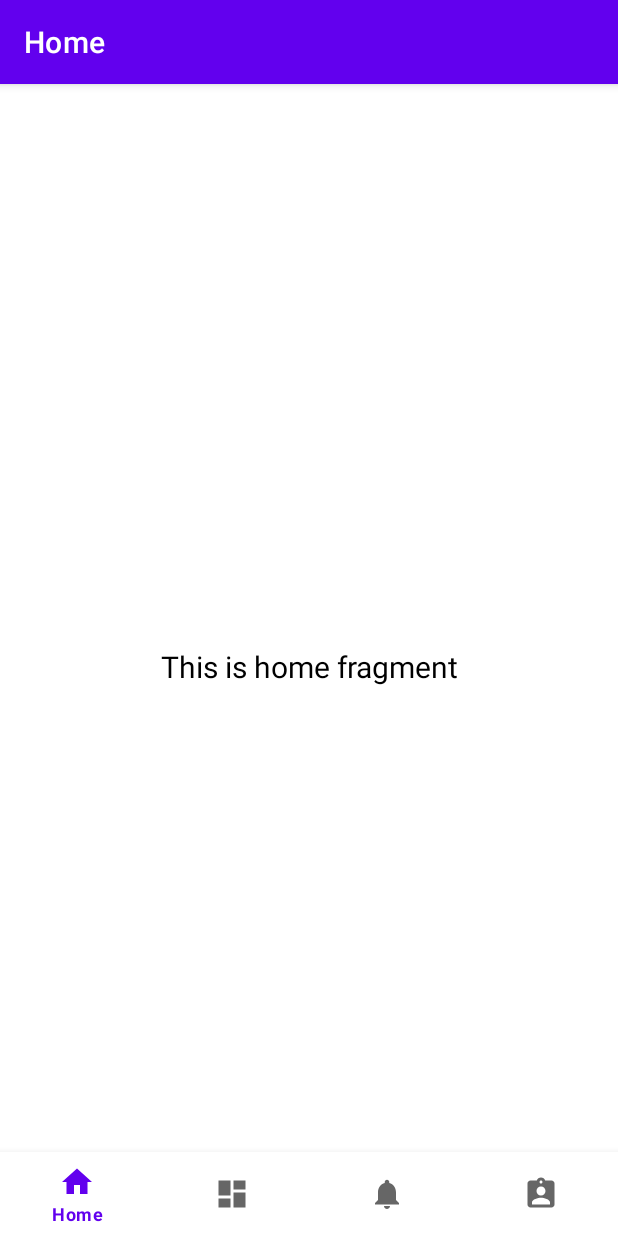
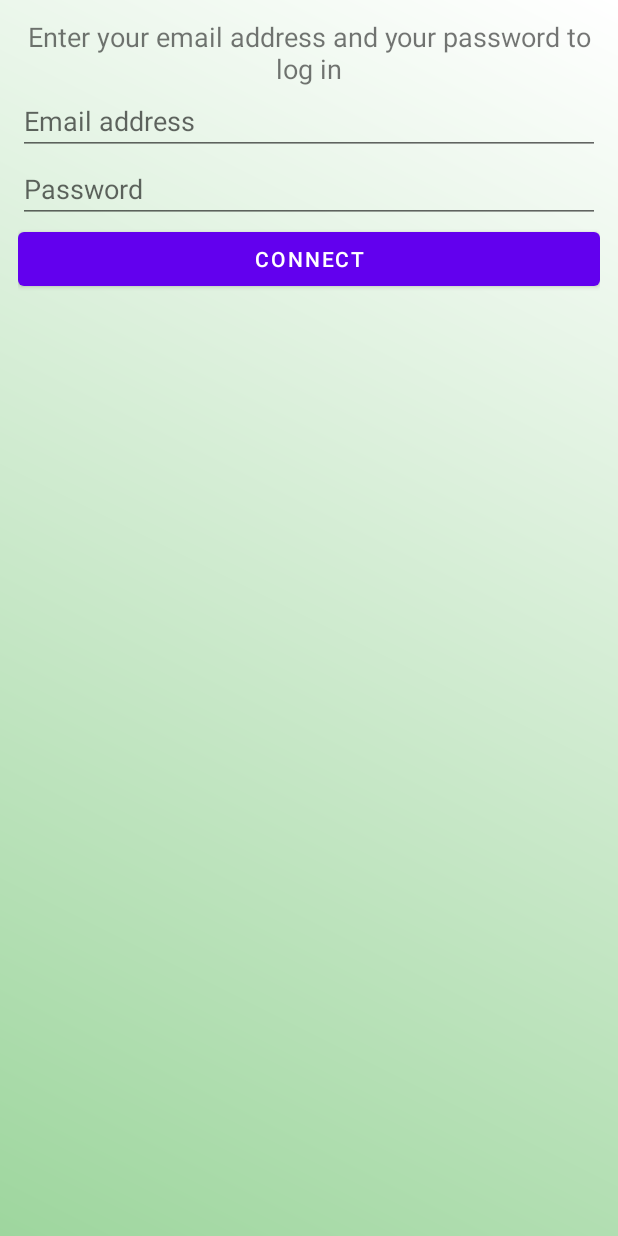
Before and after one commit to MaxenceJRY/WordPressUSTH, an Android app: the screen it shows after launch (MainActivity before the commit, Firstpage after it), after a tap on "CONTINUE WITH WORDPRESS.COM", on a phone screen of 412 x 824 dp. Run offline under Robolectric (Android 15) with nearby library versions, the phone set to English and light mode, and no system bars.

Commit message:
Add the connection

```diff
--- a/app/src/main/java/vn/edu/usth/wordpress25/Firstpage.java
+++ b/app/src/main/java/vn/edu/usth/wordpress25/Firstpage.java
@@ -5,6 +5,7 @@ import android.os.Bundle;
 
 import androidx.appcompat.app.AppCompatActivity;
 import androidx.fragment.app.Fragment;
+import androidx.fragment.app.FragmentManager;
 
 import android.view.LayoutInflater;
 import android.view.View;
@@ -30,7 +31,13 @@ public class Firstpage extends AppCompatActivity {
     }
 
     public void goToMainActivity(View view) {
-        Intent intent = new Intent(Firstpage.this, MainActivity.class);
-        startActivity(intent);
+        Fragment connectionFragment = new connection();
+
+        // Ajoutez le fragment à la pile d'activité
+        FragmentManager fragmentManager = getSupportFragmentManager();
+        fragmentManager.beginTransaction()
+                .replace(R.id.firstpage, connectionFragment)
+                .addToBackStack(null)
+                .commit();
     }
 }
--- /dev/null
+++ b/app/src/main/java/vn/edu/usth/wordpress25/connection.java
@@ -0,0 +1,100 @@
+package vn.edu.usth.wordpress25;
+
+import android.content.Context;
+import android.content.Intent;
+import android.os.Bundle;
+
+import androidx.fragment.app.Fragment;
+
+import android.util.Log;
+import android.view.LayoutInflater;
+import android.view.View;
+import android.view.ViewGroup;
+import android.widget.Button;
+import android.widget.EditText;
+import android.widget.Toast;
+
+import vn.edu.usth.wordpress25.ui.MainActivity;
+
+/**
+ * A simple {@link Fragment} subclass.
+ * Use the {@link connection#newInstance} factory method to
+ * create an instance of this fragment.
+ */
+public class connection extends Fragment {
+
+    // TODO: Rename parameter arguments, choose names that match
+    // the fragment initialization parameters, e.g. ARG_ITEM_NUMBER
+    private static final String ARG_PARAM1 = "param1";
+    private static final String ARG_PARAM2 = "param2";
+
+    // TODO: Rename and change types of parameters
+    private String mParam1;
+    private String mParam2;
+
+    public connection() {
+        // Required empty public constructor
+    }
+
+    /**
+     * Use this factory method to create a new instance of
+     * this fragment using the provided parameters.
+     *
+     * @param param1 Parameter 1.
+     * @param param2 Parameter 2.
+     * @return A new instance of fragment connection.
+     */
+    // TODO: Rename and change types and number of parameters
+    public static connection newInstance(String param1, String param2) {
+        connection fragment = new connection();
+        Bundle args = new Bundle();
+        args.putString(ARG_PARAM1, param1);
+        args.putString(ARG_PARAM2, param2);
+        fragment.setArguments(args);
+        return fragment;
+    }
+
+    @Override
+    public void onCreate(Bundle savedInstanceState) {
+        super.onCreate(savedInstanceState);
+        if (getArguments() != null) {
+            mParam1 = getArguments().getString(ARG_PARAM1);
+            mParam2 = getArguments().getString(ARG_PARAM2);
+        }
+    }
+
+    @Override
+    public View onCreateView(LayoutInflater inflater, ViewGroup container,
+                             Bundle savedInstanceState) {
+        View view = inflater.inflate(R.layout.fragment_connection, container, false);
+
+        Button loginButton = view.findViewById(R.id.button_login);
+        EditText emailEditText = view.findViewById(R.id.edit_text_email);
+        EditText passwordEditText = view.findViewById(R.id.edit_text_password);
+        loginButton.setOnClickListener(new View.OnClickListener() {
+            @Override
+            public void onClick(View view) {
+
+                Log.d("connection", "emailEditText = " + emailEditText);
+
+                String email = emailEditText.getText().toString();
+                String password = passwordEditText.getText().toString();
+
+
+                if (email.equals("admin") && password.equals("admin")) {
+                    goToMainActivity(view);
+                } else {
+                    Toast.makeText(getContext(), "Email or password incorrect", Toast.LENGTH_SHORT).show();
+                }
+            }
+        });
+
+        return view;
+    }
+
+    public void goToMainActivity(View view) {
+        Context context = getActivity();
+        Intent intent = new Intent(context, MainActivity.class);
+        startActivity(intent);
+    }
+}
--- /dev/null
+++ b/app/src/main/res/layout/fragment_connection.xml
@@ -0,0 +1,44 @@
+<?xml version="1.0" encoding="utf-8"?>
+<LinearLayout xmlns:android="http://schemas.android.com/apk/res/android"
+    xmlns:tools="http://schemas.android.com/tools"
+    android:layout_width="match_parent"
+    android:layout_height="match_parent"
+    android:background="@drawable/gradient"
+    android:orientation="vertical"
+    android:padding="12dp"
+    tools:context=".connection">
+
+    <TextView
+        android:id="@+id/textView42"
+        android:layout_width="match_parent"
+        android:layout_height="wrap_content"
+        android:gravity="center_horizontal"
+        android:text="Enter your email address and your password to log in"
+        android:textSize="18dp" />
+
+    <LinearLayout
+        android:layout_width="match_parent"
+        android:layout_height="wrap_content"
+        android:orientation="vertical">
+
+        <EditText
+            android:id="@+id/edit_text_email"
+            android:layout_width="match_parent"
+            android:layout_height="wrap_content"
+            android:hint="Email address"
+            android:inputType="textEmailAddress"/>
+
+        <EditText
+            android:id="@+id/edit_text_password"
+            android:layout_width="match_parent"
+            android:layout_height="wrap_content"
+            android:hint="Password"
+            android:inputType="textPassword"/>
+
+        <Button
+            android:id="@+id/button_login"
+            android:layout_width="match_parent"
+            android:layout_height="wrap_content"
+            android:text="Connect" />
+    </LinearLayout>
+</LinearLayout>
--- a/app/src/main/res/layout/fragment_firstpage.xml
+++ b/app/src/main/res/layout/fragment_firstpage.xml
@@ -4,7 +4,8 @@
     android:layout_width="match_parent"
     android:layout_height="match_parent"
     android:background="@drawable/gradient"
-    tools:context=".Firstpage">
+    tools:context=".Firstpage"
+    android:id="@+id/firstpage">
 
     <RelativeLayout
         android:layout_width="match_parent"
```
